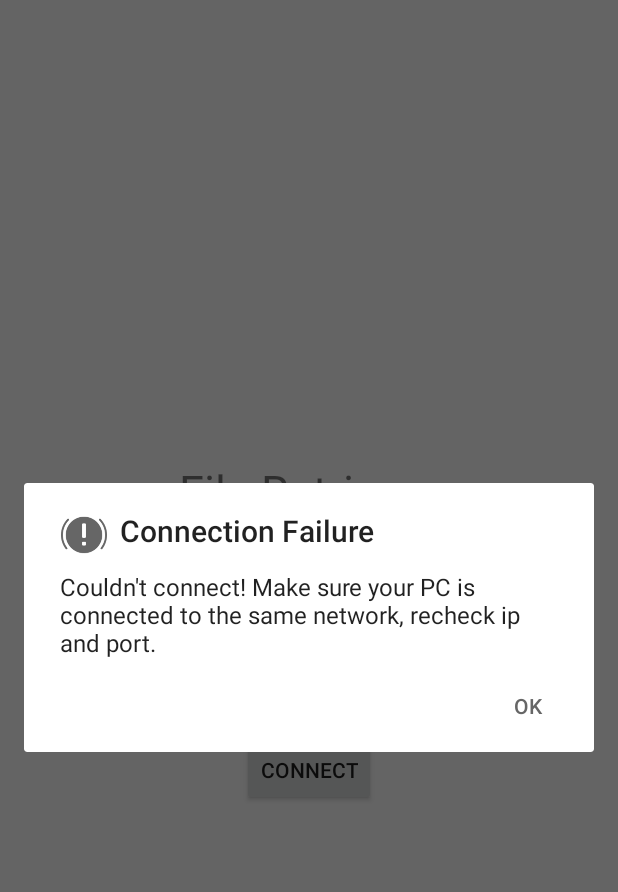
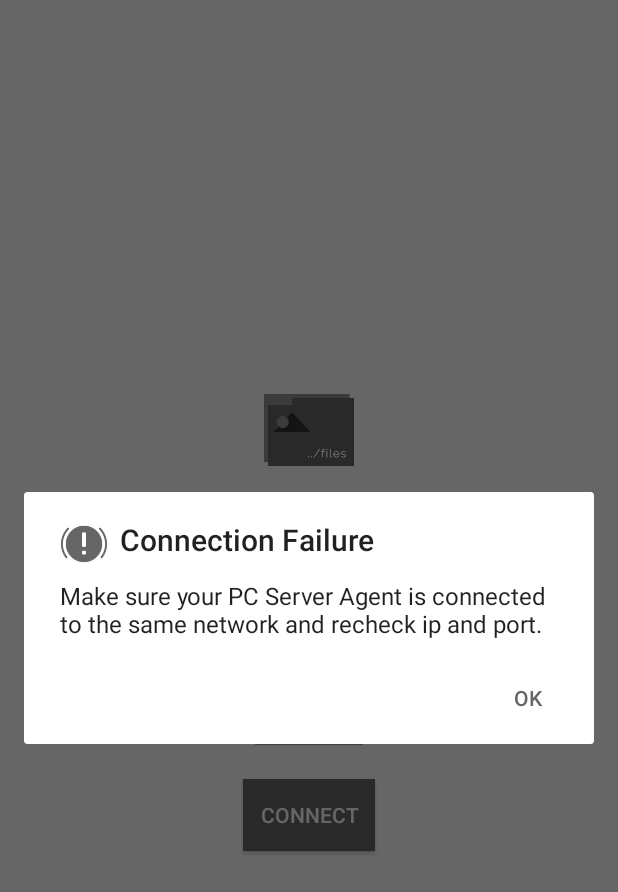
Before and after one commit to afifaniks/FileRetriever, an Android app: the screen it shows after launch (MainActivity), on a phone screen of 412 x 824 dp. Shown: the top 892 px of the screen. Run offline under Robolectric (Android 15) with nearby library versions, the phone set to English and light mode, and no system bars.

Commit message:
Dialog fixes

```diff
--- a/app/src/main/java/me/afifaniks/fileretriever/Client.java
+++ b/app/src/main/java/me/afifaniks/fileretriever/Client.java
@@ -53,15 +53,7 @@ public class Client extends AsyncTask <String, Void, Socket> {
         progressDialog.setProgressStyle(ProgressDialog.STYLE_SPINNER);
         progressDialog.setIndeterminate(true);
         progressDialog.setMessage("Please wait while we try to establish a connection with the server...");
-//        progressDialog.setButton(DialogInterface.BUTTON_NEGATIVE,
-//                "Cancel",
-//                new DialogInterface.OnClickListener() {
-//                    @Override
-//                    public void onClick(DialogInterface dialog, int which) {
-//                        Client.this.cancel(true);
-//                        dialog.dismiss();
-//                    }
-//                });
+        progressDialog.setCanceledOnTouchOutside(false);
         progressDialog.show();
     }
 
@@ -71,7 +63,7 @@ public class Client extends AsyncTask <String, Void, Socket> {
             progressDialog.dismiss();
             new AlertDialog.Builder(context)
                     .setTitle("Connection Failure")
-                    .setMessage("Couldn't connect! Make sure your PC is connected to the same network, recheck ip and port.")
+                    .setMessage("Make sure your PC Server Agent is connected to the same network and recheck ip and port.")
                     .setIcon(R.drawable.warning)
                     .setPositiveButton(android.R.string.yes, new DialogInterface.OnClickListener() {
                         public void onClick(DialogInterface dialog, int whichButton) {
--- a/app/src/main/java/me/afifaniks/fileretriever/Download.java
+++ b/app/src/main/java/me/afifaniks/fileretriever/Download.java
@@ -89,7 +89,7 @@ public class Download extends AsyncTask<String, Integer, Void> {
 
             System.out.println("File Size: " + fileSize + " TCP: " + TCP_SIZE_LIMIT);
 
-            if (fileSize > TCP_SIZE_LIMIT) {
+            if (fileSize > TCP_SIZE_LIMIT) { // TODO: Gotta FIX FTP Speed. ONLY THEN I CAN USE THIS BLOCK
                 dataOutputStream.writeUTF(FTP_DOWNLOAD_REQUEST + filePath);
                 String ftpPort = dInputStream.readUTF(); // Should return port number of server; -1 is failure
 
@@ -218,7 +218,7 @@ public class Download extends AsyncTask<String, Integer, Void> {
                 .setMessage("File Downloaded Successfully" + "\n" +
                         "Time Taken: " + df.format(timeTaken) + "s\n" +
                         "Avg. Transfer Rate: " + df.format((fileSize*0.000001)/timeTaken) +"MBps")
-                .setIcon(R.drawable.warning)
+                .setIcon(R.drawable.success)
                 .setPositiveButton("Show Files", new DialogInterface.OnClickListener() {
                     public void onClick(DialogInterface dialog, int whichButton) {
                         Intent intent = new Intent(Intent.ACTION_GET_CONTENT);
--- a/app/src/main/res/layout/activity_file_browser.xml
+++ b/app/src/main/res/layout/activity_file_browser.xml
@@ -22,7 +22,7 @@
                 android:layout_width="wrap_content"
                 android:layout_height="wrap_content"
                 android:textColor="@color/colorWhite"
-                android:text="../files"
+                android:text="File Retriever"
                 android:gravity="start"
                 android:textSize="22dp"/>
 
--- a/app/src/main/res/layout/activity_main.xml
+++ b/app/src/main/res/layout/activity_main.xml
@@ -5,13 +5,20 @@
     android:layout_width="match_parent"
     android:layout_height="match_parent"
     android:gravity="center"
+    android:background="@color/colorWhite"
     android:orientation="vertical"
     tools:context=".MainActivity">
+
+    <ImageView
+        android:layout_width="60dp"
+        android:layout_height="60dp"
+        android:src="@drawable/icon"/>
 
     <TextView
         android:layout_width="wrap_content"
         android:layout_height="wrap_content"
         android:text="File Retriever"
+        android:textColor="@color/colorPrimary"
         android:textSize="30dp"
         android:layout_margin="20dp"/>
 
@@ -20,8 +27,9 @@
         android:layout_width="wrap_content"
         android:layout_height="wrap_content"
         android:textSize="20dp"
+        android:minWidth="150dp"
+        android:gravity="center"
         android:layout_margin="5dp"
-        android:textAlignment="center"
         android:text="192.168.0.102"
         android:inputType="numberDecimal"
         android:digits="0123456789."/>
@@ -30,9 +38,11 @@
         android:id="@+id/txtPort"
         android:layout_width="wrap_content"
         android:layout_height="wrap_content"
+        android:minWidth="80dp"
+        android:layout_gravity="center"
+        android:gravity="center"
         android:textSize="20dp"
         android:layout_marginBottom="15dp"
-        android:textAlignment="center"
         android:text="19051"
         android:inputType="numberDecimal"
         android:digits="0123456789"/>
@@ -41,6 +51,10 @@
         android:id="@+id/btnConnect"
         android:layout_width="wrap_content"
         android:layout_height="wrap_content"
+        android:background="@color/colorPrimary"
+        android:foreground="?attr/selectableItemBackgroundBorderless"
+        android:clickable="true"
+        android:textColor="@color/colorWhite"
         android:text="Connect"/>
 
 </LinearLayout>
```
Also changed, not shown: 1 other file.
